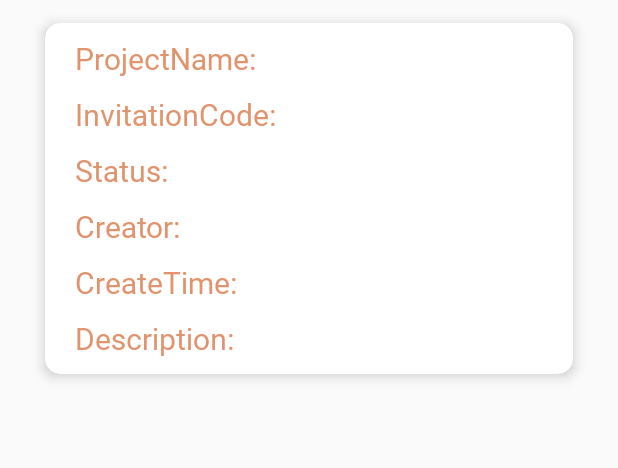
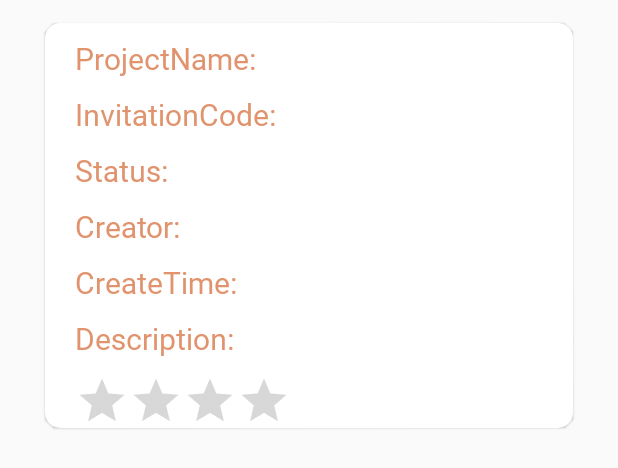
Before and after one commit to CoderWDD/TeamCooperation, an Android app: the layout recyclerview_projects_layout.xml on its own in the app's theme, with its tools: preview values and no code run, on a phone screen of 412 x 824 dp. Shown: the top 468 px of the screen. Run offline under Robolectric (Android 15) with nearby library versions, the phone set to English and light mode, and no system bars.

Commit message:
priority done

```diff
--- a/app/src/main/java/com/example/cooperation/databing/adapter/RecyclerViewAdapterForProjects.java
+++ b/app/src/main/java/com/example/cooperation/databing/adapter/RecyclerViewAdapterForProjects.java
@@ -33,12 +33,16 @@ public class RecyclerViewAdapterForProjects extends RecyclerView.Adapter<Recycle
     @Override
     public void onBindViewHolder(@NonNull MyRecyclerViewHolder holder, int position) {
         holder.bindViewWithProject(holder.recyclerviewProjectsLayoutBinding, projectList.get(position));
+
     }
+
 
     @Override
     public int getItemCount() {
         return projectList.size();
     }
+
+
 
 
     class MyRecyclerViewHolder extends RecyclerView.ViewHolder {
--- a/app/src/main/res/layout/recyclerview_projects_layout.xml
+++ b/app/src/main/res/layout/recyclerview_projects_layout.xml
@@ -13,6 +13,7 @@
         <variable
             name="onProjectItemClicked"
             type="com.example.cooperation.databing.click.ProjectItemClick" />
+
     </data>
 
     <androidx.appcompat.widget.LinearLayoutCompat
@@ -28,8 +29,7 @@
             android:onClick="@{(view)->onProjectItemClicked.onClicked(view,projects)}"
             android:onLongClick="@{(view)->onProjectItemClicked.onLongClicked(view,projects)}"
             android:layout_marginVertical="15dp"
-            app:cardCornerRadius="10dp"
-            app:cardElevation="5dp">
+            app:cardCornerRadius="10dp">
 
             <androidx.appcompat.widget.LinearLayoutCompat
                 android:layout_width="wrap_content"
@@ -195,6 +195,16 @@
 
                 </androidx.appcompat.widget.LinearLayoutCompat>
 
+                <RatingBar
+                    android:id="@+id/ratingbar_project_priority"
+                    android:layout_width="wrap_content"
+                    android:layout_height="wrap_content"
+                    android:layout_marginLeft="20dp"
+                    style="@style/Widget.AppCompat.RatingBar.Indicator"
+                    android:numStars="4"
+                    android:shadowColor="@color/priority_one"
+                    />
+
             </androidx.appcompat.widget.LinearLayoutCompat>
 
         </com.google.android.material.card.MaterialCardView>
--- a/app/src/main/res/values/colors.xml
+++ b/app/src/main/res/values/colors.xml
@@ -22,4 +22,9 @@
     <color name="button_login_background_3C">#3CD1783B</color>
     <color name="button_sign_up_background">#1C786048</color>
     <color name="navigation_bottom_item_uncheck">#46464646</color>
+
+    <color name="priority_one">#78D87848</color>
+    <color name="priority_two">#FFD87848</color>
+    <color name="priority_third">#FFD87848</color>
+    <color name="priority_four">#FFD87848</color>
 </resources>
--- a/app/src/main/res/values/styles.xml
+++ b/app/src/main/res/values/styles.xml
@@ -25,4 +25,5 @@
 
     <dimen name="design_fab_image_size" tools:override="true">56dp</dimen>
 
+
 </resources>
--- a/app/src/main/res/values/themes.xml
+++ b/app/src/main/res/values/themes.xml
@@ -1,6 +1,6 @@
 <resources xmlns:tools="http://schemas.android.com/tools">
     <!-- Base application theme. -->
-    <style name="Theme.Cooperation" parent="Theme.MaterialComponents.Light.Bridge">
+    <style name="Theme.Cooperation" parent="Theme.MaterialComponents.Light.NoActionBar.Bridge">
         <!-- Primary brand color. -->
         <item name="colorPrimary">@color/orange_brown</item>
         <item name="colorPrimaryVariant">@color/orange_brown</item>
```
